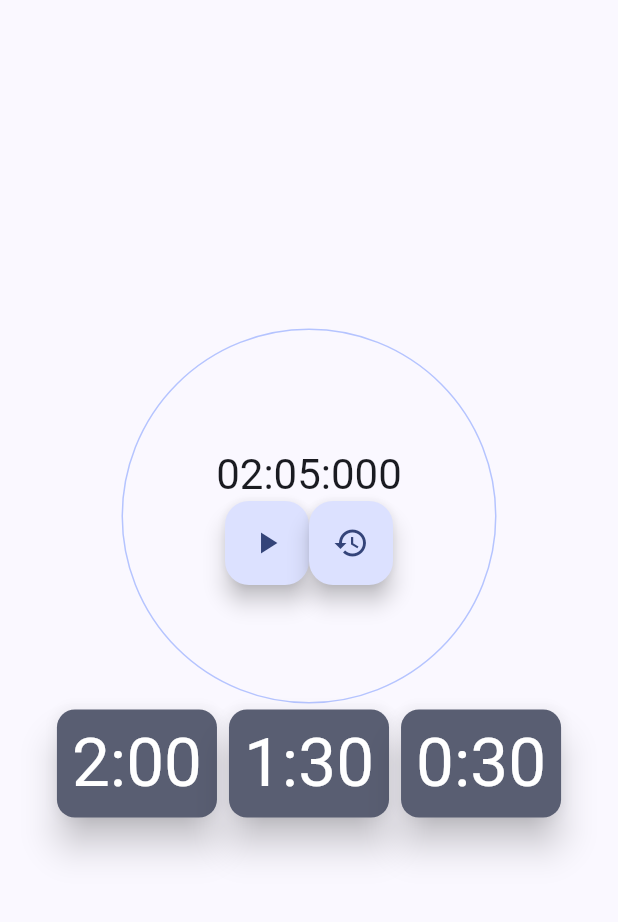
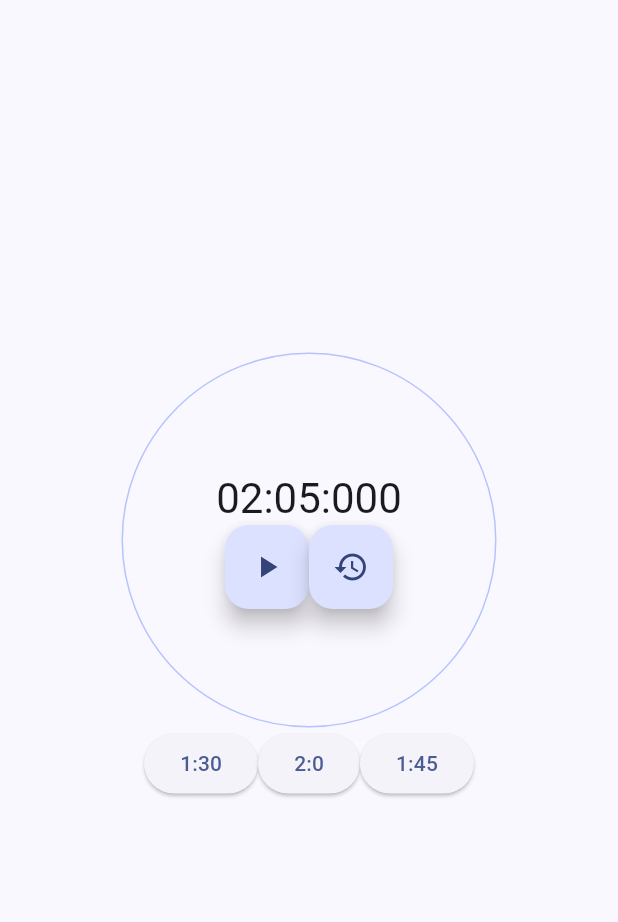
Before and after one commit to tlievre/fitness_stopwatch_app, a Flutter app: the screen it shows after launch, on a phone screen of 412 x 824 dp, the part 84-1006 px from its top. Run offline on Flutter 3.47's test engine with Material 3 defaults, Android fonts, the phone set to English and light mode, and no system bars.

Commit message:
add Saved timer buttonn

```diff
--- a/lib/main.dart
+++ b/lib/main.dart
@@ -15,21 +15,6 @@
     return MaterialApp(
       title: 'Flutter Demo',
       theme: ThemeData(
-        // This is the theme of your application.
-        //
-        // TRY THIS: Try running your application with "flutter run". You'll see
-        // the application has a purple toolbar. Then, without quitting the app,
-        // try changing the seedColor in the colorScheme below to Colors.green
-        // and then invoke "hot reload" (save your changes or press the "hot
-        // reload" button in a Flutter-supported IDE, or press "r" if you used
-        // the command line to start the app).
-        //
-        // Notice that the counter didn't reset back to zero; the application
-        // state is not lost during the reload. To reset the state, use hot
-        // restart instead.
-        //
-        // This works for code too, not just values: Most code changes can be
-        // tested with just a hot reload.
         colorScheme:
             ColorScheme.fromSeed(seedColor: Color.fromARGB(255, 27, 38, 73)),
         useMaterial3: true,
@@ -62,8 +47,8 @@
   Timer? t;
   IconData? icon;
 
-  final chosenMinutes = 2;
-  final chosenSeconds = 5;
+  var chosenMinutes = 2;
+  var chosenSeconds = 5;
 
   @override
   void initState() {
@@ -82,6 +67,11 @@
       stopwatch!.start();
       icon = Icons.pause;
     }
+  }
+
+  void setTimer(minutes, seconds) {
+    chosenMinutes = minutes;
+    chosenSeconds = seconds;
   }
 
   void _startTimer() {
@@ -163,12 +153,27 @@
                 ],
               ),
             ),
-            const Row(
+            Row(
               mainAxisAlignment: MainAxisAlignment.center,
               children: [
-                SavedTimerButton(timer: "2:00"),
-                SavedTimerButton(timer: "1:30"),
-                SavedTimerButton(timer: "0:30")
+                ElevatedButton(
+                  onPressed: () {
+                    setTimer(1, 30);
+                  },
+                  child: Text("1:30"),
+                ),
+                ElevatedButton(
+                  onPressed: () {
+                    setTimer(2, 0);
+                  },
+                  child: Text("2:0"),
+                ),
+                ElevatedButton(
+                  onPressed: () {
+                    setTimer(1, 45);
+                  },
+                  child: Text("1:45"),
+                ),
               ],
             )
           ],
@@ -181,24 +186,16 @@
 class SavedTimerButton extends StatelessWidget {
   const SavedTimerButton({
     super.key,
-    required this.timer,
+    required this.minutes,
+    required this.seconds,
   });
-  final String timer;
+  final int minutes;
+  final int seconds;
   @override
   Widget build(BuildContext context) {
-    final theme = Theme.of(context);
-    final style = theme.textTheme.displayMedium!.copyWith(
-      color: theme.colorScheme.onSecondary,
+    return ElevatedButton(
+      onPressed: () {},
+      child: Text("$minutes:$seconds"),
     );
-    return Card(
-        color: theme.colorScheme.secondary,
-        elevation: 10,
-        child: Padding(
-          padding: const EdgeInsets.all(10.0),
-          child: Text(
-            timer,
-            style: style,
-          ),
-        ));
   }
 }
```
